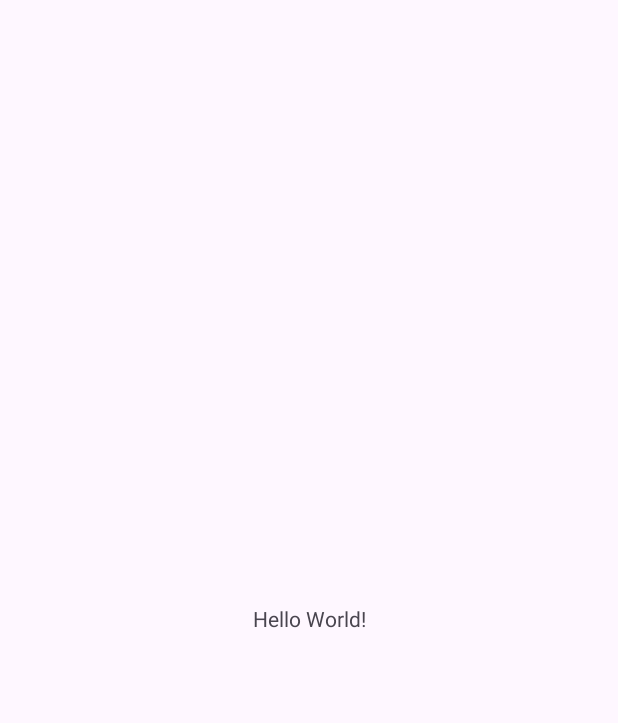
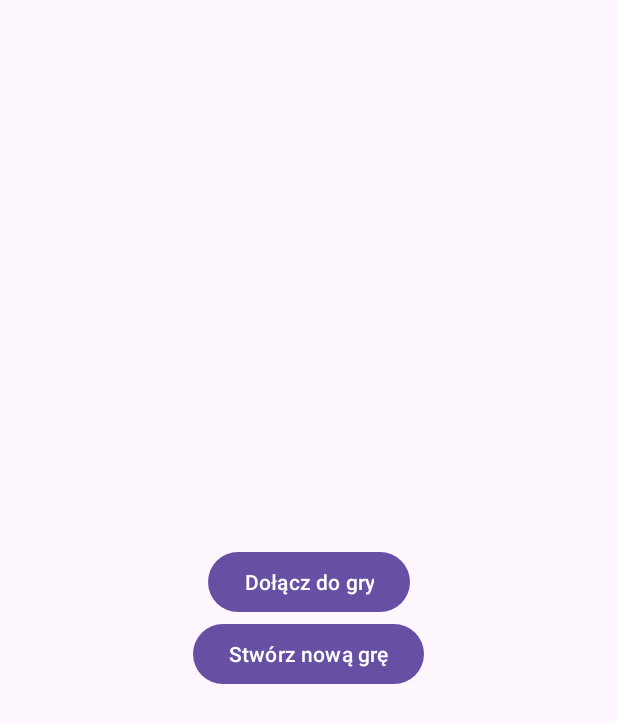
Before and after one commit to MateuszJurkowicz/FiftyGame, an Android app: the screen it shows after launch (MainActivity), on a phone screen of 412 x 824 dp. Before the commit the part shown is almost empty. Shown: the top 723 px of the screen. Run offline under Robolectric (Android 15) with nearby library versions, the phone set to English and light mode, and no system bars.

Commit message:
added 2 buttons to main layout

```diff
--- a/app/src/main/res/layout/activity_main.xml
+++ b/app/src/main/res/layout/activity_main.xml
@@ -1,18 +1,22 @@
 <?xml version="1.0" encoding="utf-8"?>
-<androidx.constraintlayout.widget.ConstraintLayout xmlns:android="http://schemas.android.com/apk/res/android"
+<LinearLayout xmlns:android="http://schemas.android.com/apk/res/android"
     xmlns:app="http://schemas.android.com/apk/res-auto"
     xmlns:tools="http://schemas.android.com/tools"
     android:layout_width="match_parent"
     android:layout_height="match_parent"
+    android:orientation="vertical"
+    android:gravity="center"
     tools:context=".MainActivity">
 
-    <TextView
+    <Button
+        android:id="@+id/joinGameButton"
         android:layout_width="wrap_content"
         android:layout_height="wrap_content"
-        android:text="Hello World!"
-        app:layout_constraintBottom_toBottomOf="parent"
-        app:layout_constraintEnd_toEndOf="parent"
-        app:layout_constraintStart_toStartOf="parent"
-        app:layout_constraintTop_toTopOf="parent" />
+        android:text="Dołącz do gry" />
 
-</androidx.constraintlayout.widget.ConstraintLayout>
+    <Button
+        android:id="@+id/createGameButton"
+        android:layout_width="wrap_content"
+        android:layout_height="wrap_content"
+        android:text="Stwórz nową grę" />
+</LinearLayout>
```
